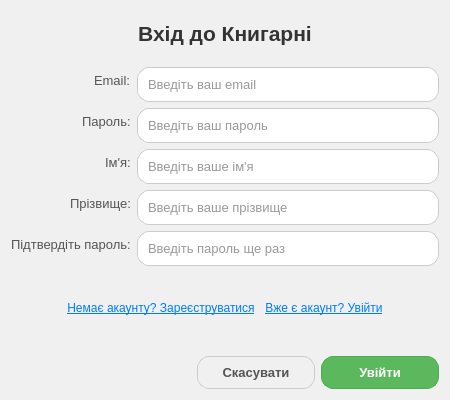
This is dialogs/logindialog.ui in Defenderest/SQL_QT_Library as Qt 5 draws it before an edit. The edited form follows.
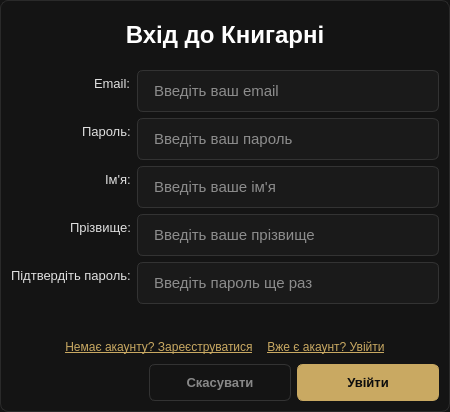
This is the edited form.

Patch:
```diff
--- a/dialogs/logindialog.ui
+++ b/dialogs/logindialog.ui
@@ -14,62 +14,69 @@
    <string>Вхід до системи</string>
   </property>
   <property name="styleSheet">
-   <string notr="true">/* Загальний стиль для діалогу */
+   <string notr="true">/* Dark Theme for Login Dialog */
 QDialog#LoginDialog {
-    background-color: #f0f0f0; /* Світло-сірий фон */
+    background-color: #141414;
+    border: 1px solid #2a2a2a;
+    border-radius: 8px;
 }
 
-/* Стиль для всіх міток */
+/* Labels */
 QLabel {
-    color: #555555; /* Темно-сірий текст */
+    color: #e0e0e0;
     font-size: 10pt;
+    background: transparent;
 }
 
-/* Стиль для заголовка */
+/* Title */
 QLabel#titleLabel {
-    color: #333333; /* Ще темніший сірий */
-    font-size: 16pt;
+    color: #ffffff;
+    font-size: 18pt;
     font-weight: bold;
     margin-bottom: 15px;
     margin-top: 10px;
 }
 
-/* Стиль для мітки помилки */
+/* Error Label */
 QLabel#errorLabel {
-    color: #d9534f; /* Червонуватий колір для помилок */
+    color: #ff5555;
     font-weight: bold;
-    min-height: 20px; /* Резервуємо місце */
+    min-height: 20px;
 }
 
-/* Стиль для полів вводу */
+/* Input Fields */
 QLineEdit {
-    background-color: #ffffff; /* Білий фон */
-    border: 1px solid #cccccc; /* Світло-сіра рамка */
-    padding: 8px;
-    border-radius: 12px; /* Округлі кути */
-    color: #333333; /* Темний текст вводу */
-    font-size: 10pt;
+    background-color: #1a1a1a;
+    border: 1px solid #333333;
+    padding: 10px 14px;
+    border-radius: 6px;
+    color: #ffffff;
+    font-size: 11pt;
 }
 
 QLineEdit:focus {
     border-color: #66afe9; /* Блакитна рамка при фокусі */
 }
 
-/* Загальний стиль для кнопок */
+QLineEdit::placeholder {
+    color: #666666;
+}
+
+/* Buttons Base */
 QPushButton {
-    border: 1px solid transparent; /* Прозора рамка за замовчуванням */
-    padding: 8px 18px;
-    border-radius: 12px; /* Округлі кути */
+    border: 1px solid #333333;
+    padding: 10px 20px;
+    border-radius: 6px;
     font-size: 10pt;
-    font-weight: bold;
-    min-width: 80px;
+    font-weight: 600;
+    min-width: 100px;
 }
 
-/* Стиль для основної кнопки (Увійти/Зареєструватися) */
-QPushButton#okButton {
-    background-color: #5cb85c; /* Зелений */
-    color: white;
-    border-color: #4cae4c;
+/* Primary Button (Login/Register) */
+QPushButton#okButton, QPushButton#loginButton, QPushButton#registerButton {
+    background-color: #c9a962;
+    color: #0d0d0d;
+    border-color: #c9a962;
 }
 
 QPushButton#okButton:hover {
@@ -83,16 +90,16 @@
 }
 
 QPushButton#okButton:disabled {
-    background-color: #aaaaaa; /* Сірий, коли вимкнено */
-    border-color: #999999;
-    color: #dddddd;
+    background-color: #333333;
+    border-color: #444444;
+    color: #666666;
 }
 
-/* Стиль для кнопки Скасувати */
+/* Cancel Button */
 QPushButton#cancelButton {
-    background-color: #f0f0f0; /* Фон як у діалогу */
-    color: #555555; /* Темно-сірий текст */
-    border: 1px solid #cccccc; /* Сіра рамка */
+    background-color: transparent;
+    color: #888888;
+    border: 1px solid #333333;
 }
 
 QPushButton#cancelButton:hover {
@@ -105,17 +112,17 @@
     border-color: #aaaaaa;
 }
 
-/* Стиль для кнопок перемикання режимів (як посилання) */
+/* Link Buttons */
 QPushButton#switchToRegisterButton, QPushButton#switchToLoginButton {
     background-color: transparent;
     border: none;
-    color: #007bff; /* Синій колір посилання */
+    color: #c9a962;
     text-decoration: underline;
-    padding: 2px;
-    min-width: 0; /* Скидання мін. ширини */
+    padding: 4px;
+    min-width: 0;
     font-size: 9pt;
-    font-weight: normal; /* Звичайний шрифт */
-    border-radius: 0; /* Не заокруглювати */
+    font-weight: normal;
+    border-radius: 0;
 }
 
 QPushButton#switchToRegisterButton:hover, QPushButton#switchToLoginButton:hover {
@@ -126,13 +133,12 @@
     color: #004085; /* Ще темніший синій при натисканні */
 }
 
-/* Налаштування відступів у формі */
+/* Form Layout */
 QFormLayout {
-    vertical-spacing: 12px; /* Відстань між рядками */
-    horizontal-spacing: 10px; /* Відстань між міткою та полем */
+    vertical-spacing: 14px;
+    horizontal-spacing: 10px;
     margin-top: 15px;
-}
-</string>
+}</string>
   </property>
   <property name="modal">
    <bool>true</bool>
```
Left out of the diff: 37 changed lines with no effect on the pictures.
